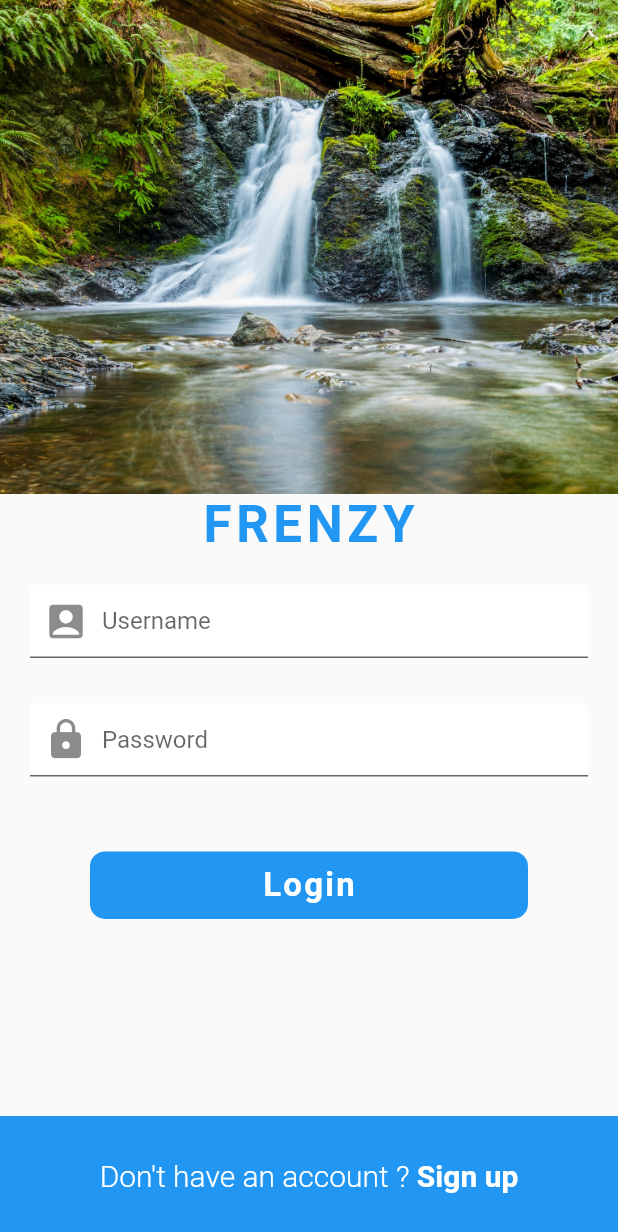
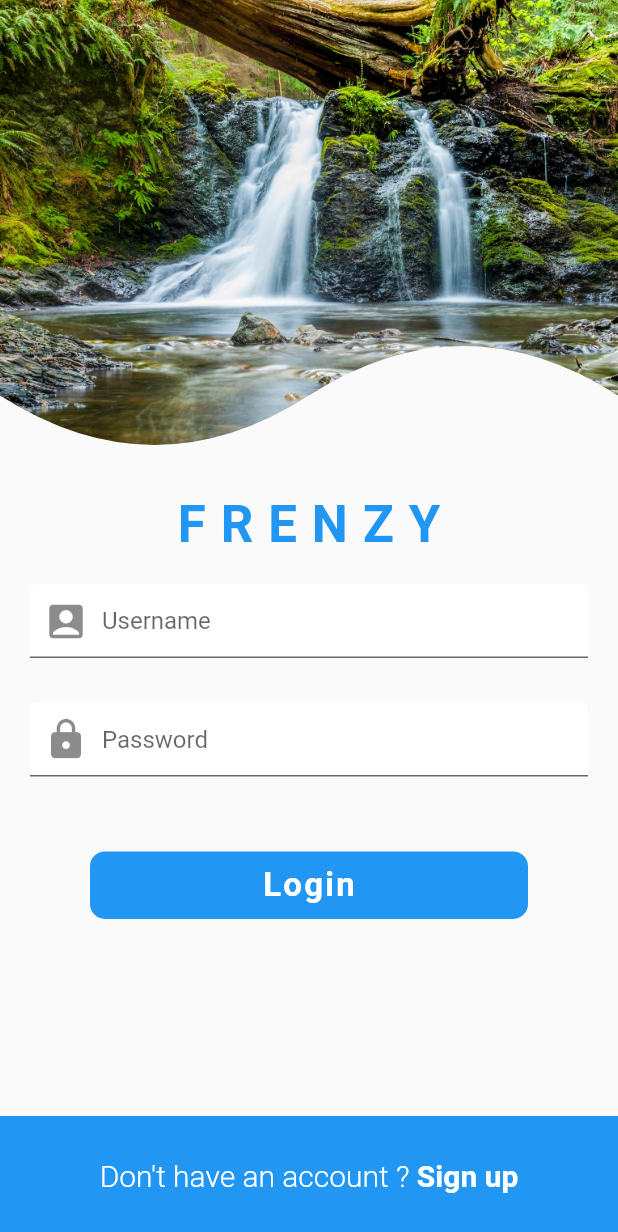
Before and after one commit to hashemsh/social_app_flutter, a Flutter app: the screen it shows after launch, on a phone screen of 412 x 824 dp. Shown: the top 1232 px of the screen. Run offline on Flutter 3.47's test engine with Material 2 defaults, Android fonts, the phone set to English and light mode, and no system bars.

Commit message:
CurveClipper for Custom image clipper

```diff
--- a/lib/screens/login_screen.dart
+++ b/lib/screens/login_screen.dart
@@ -1,4 +1,5 @@
 import 'package:flutter/material.dart';
+import 'package:social_app_flutter/widgets/curve_clipper.dart';
 
 class LoginScreen extends StatefulWidget {
   const LoginScreen({Key key}) : super(key: key);
@@ -18,11 +19,14 @@
           height: size.height,
           child: Column(
             children: [
-              Image(
-                height: size.height / 2.5,
-                width: double.infinity,
-                image: const AssetImage('assets/images/login_background.jpg'),
-                fit: BoxFit.cover,
+              ClipPath(
+                clipper: CurveClipper(),
+                child: Image(
+                  height: size.height / 2.5,
+                  width: double.infinity,
+                  image: const AssetImage('assets/images/login_background.jpg'),
+                  fit: BoxFit.cover,
+                ),
               ),
               Text(
                 'FRENZY',
@@ -30,7 +34,7 @@
                     color: themeData.primaryColor,
                     fontSize: 34.0,
                     fontWeight: FontWeight.bold,
-                    letterSpacing: 3.1),
+                    letterSpacing: 10.0),
               ),
               const SizedBox(
                 height: 10.0,
--- /dev/null
+++ b/lib/widgets/curve_clipper.dart
@@ -0,0 +1,33 @@
+import 'package:flutter/material.dart';
+
+class CurveClipper extends CustomClipper<Path> {
+  @override
+  Path getClip(Size size) {
+    Path path = Path();
+    path.lineTo(0, 4 * size.height / 5);
+    Offset curvePoint1 = Offset(size.width / 4, size.height);
+    Offset centerPoint = Offset(size.width / 2, 4 * size.height / 5);
+    path.quadraticBezierTo(
+      curvePoint1.dx,
+      curvePoint1.dy,
+      centerPoint.dx,
+      centerPoint.dy,
+    );
+    Offset curvePoint2 = Offset(3 * size.width / 4, 3 * size.height / 5);
+    Offset endPoint = Offset(size.width, 4 * size.height / 5);
+    path.quadraticBezierTo(
+      curvePoint2.dx,
+      curvePoint2.dy,
+      endPoint.dx,
+      endPoint.dy,
+    );
+    path.lineTo(size.width, 0);
+    path.close();
+    return path;
+  }
+
+  @override
+  bool shouldReclip(covariant CustomClipper<Path> oldClipper) {
+    return false;
+  }
+}
```
